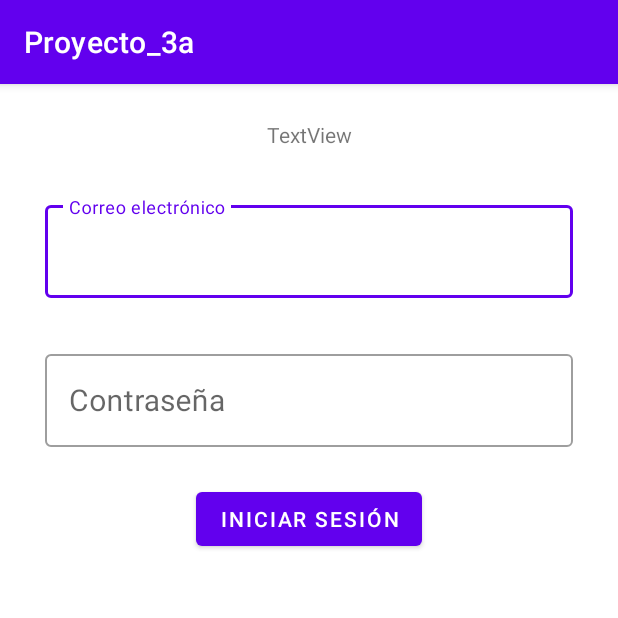
After one commit to PelochoMcPollo/Proyecto_3a, an Android app: the LoginActivity screen opened directly, with no data from a screen before it, on a phone screen of 412 x 824 dp, the top half of it. The commit adds this screen. Run offline under Robolectric (Android 15) with nearby library versions, the phone set to English and light mode, and no system bars; our stand-ins replace Volley.

Commit message:
ole ahi login

```diff
--- a/app/build.gradle
+++ b/app/build.gradle
@@ -37,4 +37,6 @@ dependencies {
     testImplementation 'junit:junit:4.13.2'
     androidTestImplementation 'androidx.test.ext:junit:1.1.5'
     androidTestImplementation 'androidx.test.espresso:espresso-core:3.5.1'
+
+    implementation 'com.android.volley:volley:1.2.1'
 }
--- a/app/src/main/AndroidManifest.xml
+++ b/app/src/main/AndroidManifest.xml
@@ -1,6 +1,5 @@
 <?xml version="1.0" encoding="utf-8"?>
-<manifest xmlns:android="http://schemas.android.com/apk/res/android"
-    package="org.example.eoliiri.proyecto_3a">
+<manifest xmlns:android="http://schemas.android.com/apk/res/android">
 
     <uses-permission android:name="android.permission.BLUETOOTH" />
     <uses-permission android:name="android.permission.BLUETOOTH_ADMIN" />
@@ -34,6 +33,8 @@
                 <category android:name="android.intent.category.LAUNCHER" />
             </intent-filter>
         </activity>
+        <activity android:name=".LoginActivity"
+            android:theme="@style/Theme.Proyecto_3a"/>
 
 
 
--- /dev/null
+++ b/app/src/main/java/org/example/eoliiri/proyecto_3a/LoginActivity.java
@@ -0,0 +1,76 @@
+package org.example.eoliiri.proyecto_3a;
+
+import android.content.Intent;
+import android.os.Bundle;
+import android.util.Log;
+import android.view.View;
+import android.widget.Button;
+
+import androidx.appcompat.app.AppCompatActivity;
+
+import com.android.volley.AuthFailureError;
+import com.android.volley.Request;
+import com.android.volley.RequestQueue;
+import com.android.volley.Response;
+import com.android.volley.VolleyError;
+import com.android.volley.toolbox.StringRequest;
+import com.android.volley.toolbox.Volley;
+import com.google.android.material.textfield.TextInputLayout;
+
+import java.util.HashMap;
+import java.util.Map;
+
+public class LoginActivity extends AppCompatActivity {
+    TextInputLayout tilCorreo, tilContraseña;
+    Button btlogin;
+
+
+
+    protected void onCreate(Bundle savedInstanceState) {
+        super.onCreate(savedInstanceState);
+        setContentView(R.layout.login);
+        tilCorreo = (TextInputLayout) findViewById(R.id.til_correo);
+        tilContraseña = (TextInputLayout) findViewById(R.id.til_pass);
+        btlogin = (Button) findViewById(R.id.btlogin);
+
+        btlogin.setOnClickListener(new View.OnClickListener() {
+            @Override
+            public void onClick(View view) {
+                Validar("http://192.168.148.194/proyecto_3a/src/api/validarusuario.php");
+            }
+        });
+    }
+
+    private void Validar(String URL){
+        String email = tilCorreo.getEditText().getText().toString().trim();
+        String password = tilContraseña.getEditText().getText().toString().trim();
+        StringRequest stringRequest = new StringRequest(Request.Method.POST, URL, new Response.Listener<String>(){
+            @Override
+            public void onResponse(String response){
+                if(!email.isEmpty()){
+                    startActivity(new Intent(LoginActivity.this, MainActivity.class));
+                }else{
+                    tilCorreo.setError("Usuario o contraseña incorrectos");
+                }
+            }
+        }, new Response.ErrorListener(){
+            @Override
+            public void onErrorResponse(VolleyError error){
+                tilCorreo.setError("Error al iniciar sesion");
+                Log.e("TAG", error.getMessage());
+            }
+        }){
+            @Override
+            protected Map<String, String> getParams() throws AuthFailureError {
+                Map<String, String> parametros = new HashMap<String, String>();
+                parametros.put("email", email);
+                parametros.put("password", password);
+                return parametros;
+            }
+        };
+
+        RequestQueue requestQueue = Volley.newRequestQueue(this);
+        requestQueue.add(stringRequest);
+
+    }
+}
--- a/app/src/main/java/org/example/eoliiri/proyecto_3a/MainActivity.java
+++ b/app/src/main/java/org/example/eoliiri/proyecto_3a/MainActivity.java
@@ -10,6 +10,7 @@ import android.bluetooth.le.BluetoothLeScanner;
 import android.bluetooth.le.ScanCallback;
 import android.bluetooth.le.ScanFilter;
 import android.bluetooth.le.ScanResult;
+import android.content.Intent;
 import android.content.pm.PackageManager;
 import android.os.Bundle;
 import android.os.Debug;
@@ -36,7 +37,6 @@ import java.util.HashMap;
 import java.util.List;
 import java.util.Map;
 import java.util.UUID;
-
 
 // ------------------------------------------------------------------
 // ------------------------------------------------------------------
@@ -332,4 +332,7 @@ public class MainActivity extends AppCompatActivity {
         // Otras líneas 'case' para verificar otros permisos que la aplicación podría solicitar.
     } // ()
 
+    public void lanzarLogin(View view) {
+        startActivity(new Intent(this, LoginActivity.class));
+    }
 }
--- /dev/null
+++ b/app/src/main/res/layout/login.xml
@@ -0,0 +1,80 @@
+<?xml version="1.0" encoding="utf-8"?>
+<androidx.constraintlayout.widget.ConstraintLayout xmlns:android="http://schemas.android.com/apk/res/android"
+    xmlns:app="http://schemas.android.com/apk/res-auto"
+    xmlns:tools="http://schemas.android.com/tools"
+    android:layout_width="match_parent"
+    android:layout_height="match_parent">
+
+    <TextView
+        android:id="@+id/textView"
+        android:layout_width="wrap_content"
+        android:layout_height="wrap_content"
+        android:layout_marginTop="24dp"
+        android:text="TextView"
+        app:layout_constraintEnd_toEndOf="parent"
+        app:layout_constraintStart_toStartOf="parent"
+        app:layout_constraintTop_toTopOf="parent" />
+
+    <com.google.android.material.textfield.TextInputLayout
+        android:id="@+id/til_correo"
+        style="@style/Widget.MaterialComponents.TextInputLayout.OutlinedBox"
+        android:layout_width="0dp"
+        android:layout_height="wrap_content"
+        android:layout_marginStart="30dp"
+        android:layout_marginTop="32dp"
+        android:layout_marginEnd="30dp"
+        android:minHeight="?android:attr/actionBarSize"
+        android:transitionGroup="true"
+        app:layout_constraintEnd_toEndOf="parent"
+        app:layout_constraintHorizontal_bias="0.0"
+        app:layout_constraintLeft_toLeftOf="parent"
+        app:layout_constraintStart_toStartOf="parent"
+        app:layout_constraintTop_toBottomOf="@+id/textView">
+
+        <com.google.android.material.textfield.TextInputEditText
+            android:id="@+id/correo"
+            android:layout_width="match_parent"
+            android:layout_height="match_parent"
+            android:hint="Correo electrónico"
+            android:imeOptions="actionNext"
+            android:inputType="textEmailAddress"
+            android:textSize="20sp" />
+    </com.google.android.material.textfield.TextInputLayout>
+
+    <com.google.android.material.textfield.TextInputLayout
+        android:id="@+id/til_pass"
+        style="@style/Widget.MaterialComponents.TextInputLayout.OutlinedBox"
+        android:layout_width="0dp"
+        android:layout_height="wrap_content"
+        android:layout_marginStart="30dp"
+        android:layout_marginTop="32dp"
+        android:layout_marginEnd="30dp"
+        android:minHeight="?android:attr/actionBarSize"
+        android:transitionGroup="true"
+        app:layout_constraintEnd_toEndOf="parent"
+        app:layout_constraintHorizontal_bias="0.0"
+        app:layout_constraintLeft_toLeftOf="parent"
+        app:layout_constraintStart_toStartOf="parent"
+        app:layout_constraintTop_toBottomOf="@+id/til_correo">
+
+        <com.google.android.material.textfield.TextInputEditText
+            android:id="@+id/pass"
+            android:layout_width="match_parent"
+            android:layout_height="match_parent"
+            android:hint="Contraseña"
+            android:imeOptions="actionNext"
+            android:inputType="textEmailAddress"
+            android:textSize="20sp" />
+    </com.google.android.material.textfield.TextInputLayout>
+
+    <Button
+        android:id="@+id/btlogin"
+        android:layout_width="wrap_content"
+        android:layout_height="wrap_content"
+        android:layout_marginTop="24dp"
+        android:text="Iniciar Sesión"
+        app:layout_constraintEnd_toEndOf="parent"
+        app:layout_constraintStart_toStartOf="parent"
+        app:layout_constraintTop_toBottomOf="@+id/til_pass" />
+
+</androidx.constraintlayout.widget.ConstraintLayout>
--- a/build.gradle
+++ b/build.gradle
@@ -1,5 +1,5 @@
 // Top-level build file where you can add configuration options common to all sub-projects/modules.
 plugins {
-    id 'com.android.application' version '7.3.1' apply false
-    id 'com.android.library' version '7.3.1' apply false
+    id 'com.android.application' version '8.1.2' apply false
+    id 'com.android.library' version '8.1.2' apply false
 }
--- a/gradle.properties
+++ b/gradle.properties
@@ -19,3 +19,5 @@ android.useAndroidX=true
 # resources declared in the library itself and none from the library's dependencies,
 # thereby reducing the size of the R class for that library
 android.nonTransitiveRClass=true
+android.defaults.buildfeatures.buildconfig=true
+android.nonFinalResIds=false
```
Also changed, not shown: app/src/main/res/layout/activity_main.xml (+12 -0 lines), app/src/main/res/layout/editar_perfil.xml (+26 -1 lines), gradle/wrapper/gradle-wrapper.properties, 1 other file.
